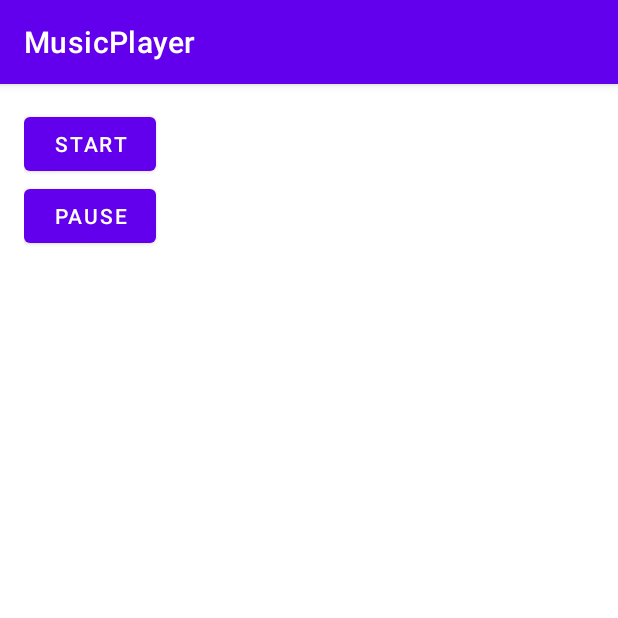
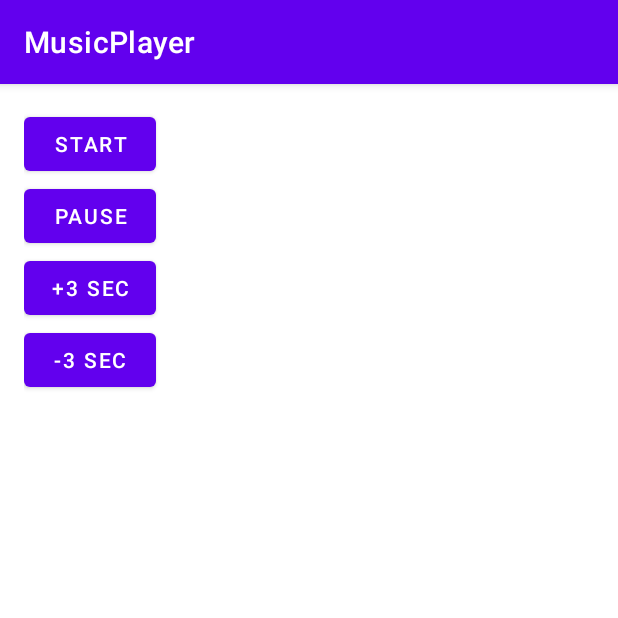
Before and after one commit to nalancay17/music_player, an Android app: the screen it shows after launch (MainActivity), on a phone screen of 412 x 824 dp, the top half of it. Run offline under Robolectric (Android 15) with nearby library versions, the phone set to English and light mode, and no system bars.

Commit message:
New buttons to manage 3 seconds addition and subtraction when playing.

```diff
--- a/app/src/main/java/com/example/musicplayer/MainActivity.java
+++ b/app/src/main/java/com/example/musicplayer/MainActivity.java
@@ -30,9 +30,16 @@ public class MainActivity extends AppCompatActivity {
     private void addPlayerButtonsListeners() {
         Button start = findViewById(R.id.start_button);
         Button pause = findViewById(R.id.pause_button);
+        Button addThreeSec = findViewById(R.id.add_three_sec_button);
+        Button subThreeSec = findViewById(R.id.subtract_three_sec_button);
 
         start.setOnClickListener(caughtEvent -> player.start());
         pause.setOnClickListener(caughtEvent -> player.pause());
+
+        if(player != null) {
+            addThreeSec.setOnClickListener(caughtEvent -> player.seekTo(player.getCurrentPosition() + 1000 * 3));
+            subThreeSec.setOnClickListener(caughtEvent -> player.seekTo(player.getCurrentPosition() - 1000 * 3));
+        }
     }
 
     @Override
--- a/app/src/main/res/layout/activity_main.xml
+++ b/app/src/main/res/layout/activity_main.xml
@@ -22,4 +22,16 @@
         android:layout_height="wrap_content"
         android:text="@string/pause" />
 
+    <Button
+        android:id="@+id/add_three_sec_button"
+        android:layout_width="wrap_content"
+        android:layout_height="wrap_content"
+        android:text="@string/add_three_seg" />
+
+    <Button
+        android:id="@+id/subtract_three_sec_button"
+        android:layout_width="wrap_content"
+        android:layout_height="wrap_content"
+        android:text="@string/subtract_three_seg" />
+
 </LinearLayout>
--- a/app/src/main/res/values/strings.xml
+++ b/app/src/main/res/values/strings.xml
@@ -3,4 +3,6 @@
 
     <string name="start">Start</string>
     <string name="pause">Pause</string>
+    <string name="add_three_seg">+3 sec</string>
+    <string name="subtract_three_seg">-3 sec</string>
 </resources>
```
